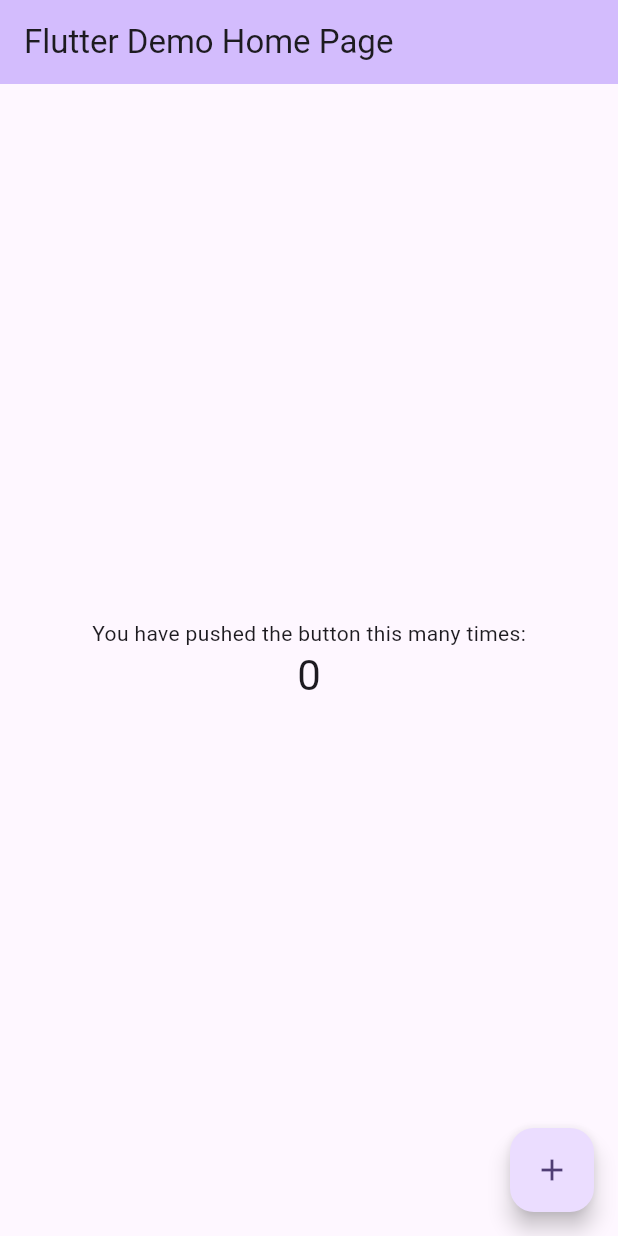
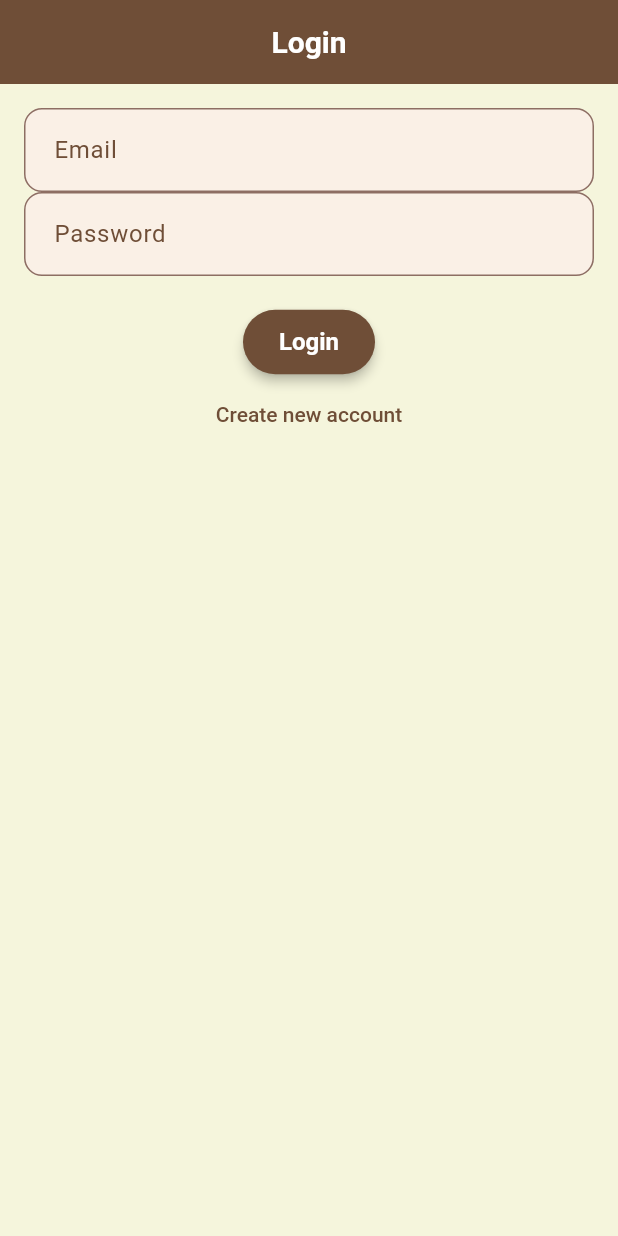
Before and after one commit to DavidSovan/coffe_shop, a Flutter app: the screen it shows after launch, on a phone screen of 412 x 824 dp. Run offline on Flutter 3.47's test engine with Material 3 defaults, Android fonts, the phone set to English and light mode, and no system bars; our stand-ins replace dio, shared_preferences; Roboto replaces fonts that are missing (Poppins).

Commit message:
login/register

```diff
--- /dev/null
+++ b/lib/features/auth/view/login_screen.dart
@@ -0,0 +1,112 @@
+import 'package:flutter/material.dart';
+import 'package:provider/provider.dart';
+import '../../product/view/product_screen.dart';
+import '../viewmodel/auth_viewmodel.dart';
+import 'register_screen.dart';
+
+class LoginScreen extends StatefulWidget {
+  const LoginScreen({super.key});
+
+  @override
+  State<LoginScreen> createState() => _LoginScreenState();
+}
+
+class _LoginScreenState extends State<LoginScreen> {
+  final _formKey = GlobalKey<FormState>();
+  final _emailController = TextEditingController();
+  final _passwordController = TextEditingController();
+
+  @override
+  Widget build(BuildContext context) {
+    final authViewModel = Provider.of<AuthViewModel>(context);
+
+    return Scaffold(
+      appBar: AppBar(title: const Text('Login')),
+      body: Padding(
+        padding: const EdgeInsets.all(16.0),
+        child: Form(
+          key: _formKey,
+          child: Column(
+            children: [
+              TextFormField(
+                controller: _emailController,
+                decoration: const InputDecoration(labelText: 'Email'),
+                keyboardType: TextInputType.emailAddress,
+                validator: (value) {
+                  if (value == null || value.isEmpty) {
+                    return 'Please enter email';
+                  }
+                  if (!value.contains('@')) {
+                    return 'Please enter a valid email';
+                  }
+                  return null;
+                },
+              ),
+              TextFormField(
+                controller: _passwordController,
+                decoration: const InputDecoration(labelText: 'Password'),
+                obscureText: true,
+                validator: (value) {
+                  if (value == null || value.isEmpty) {
+                    return 'Please enter password';
+                  }
+                  if (value.length < 6) {
+                    return 'Password must be at least 6 characters';
+                  }
+                  return null;
+                },
+              ),
+              if (authViewModel.errorMessage.isNotEmpty)
+                Text(
+                  authViewModel.errorMessage,
+                  style: const TextStyle(color: Colors.red),
+                ),
+              const SizedBox(height: 20),
+              authViewModel.isLoading
+                  ? const CircularProgressIndicator()
+                  : ElevatedButton(
+                      onPressed: () {
+                        if (_formKey.currentState!.validate()) {
+                          authViewModel.clearError();
+                          authViewModel
+                              .login(
+                                _emailController.text,
+                                _passwordController.text,
+                              )
+                              .then((_) {
+                                Navigator.pushReplacement(
+                                  context,
+                                  MaterialPageRoute(
+                                    builder: (context) => const ProductScreen(),
+                                  ),
+                                );
+                              });
+                        }
+                      },
+                      child: const Text('Login'),
+                    ),
+              TextButton(
+                onPressed: () {
+                  Navigator.pushReplacement(
+                    context,
+                    MaterialPageRoute(
+                      builder: (context) => const RegisterScreen(),
+                    ),
+                  );
+                },
+                child: const Text('Create new account'),
+              ),
+            ],
+          ),
+        ),
+      ),
+    );
+  }
+
+  @override
+  void dispose() {
+    _emailController.dispose();
+    _passwordController.dispose();
+    super.dispose();
+  }
+}
--- /dev/null
+++ b/lib/features/auth/viewmodel/auth_viewmodel.dart
@@ -0,0 +1,61 @@
+import 'package:flutter/foundation.dart';
+import 'package:shared_preferences/shared_preferences.dart';
+import 'package:uc_coffee_shop/features/auth/models/user_model.dart';
+import '../services/auth_service.dart';
+
+class AuthViewModel with ChangeNotifier {
+  final AuthService _authService = AuthService();
+  bool _isLoading = false;
+  String _errorMessage = '';
+
+  bool get isLoading => _isLoading;
+  String get errorMessage => _errorMessage;
+
+  Future<void> login(String email, String password) async {
+    _setLoading(true);
+    try {
+      final response = await _authService.login(email, password);
+      await _handleAuthResponse(response);
+    } catch (e) {
+      _setError(e.toString());
+    } finally {
+      _setLoading(false);
+    }
+  }
+
+  Future<void> register(String username, String email, String password) async {
+    _setLoading(true);
+    try {
+      final response = await _authService.register(username, email, password);
+      await _handleAuthResponse(response);
+    } catch (e) {
+      _setError(e.toString());
+    } finally {
+      _setLoading(false);
+    }
+  }
+
+  Future<void> _handleAuthResponse(Map<String, dynamic> response) async {
+    final prefs = await SharedPreferences.getInstance();
+    await prefs.setString('access_token', response['access_token']);
+
+    final user = UserModel.fromJson(response['user']);
+    // Store user data if needed
+    notifyListeners();
+  }
+
+  void _setLoading(bool value) {
+    _isLoading = value;
+    notifyListeners();
+  }
+
+  void _setError(String message) {
+    _errorMessage = message;
+    notifyListeners();
+  }
+
+  void clearError() {
+    _errorMessage = '';
+    notifyListeners();
+  }
+}
--- a/lib/main.dart
+++ b/lib/main.dart
@@ -1,4 +1,8 @@
 import 'package:flutter/material.dart';
+import 'package:provider/provider.dart';
+import 'package:uc_coffee_shop/theme/app_theme.dart';
+import 'features/auth/view/login_screen.dart';
+import 'features/auth/viewmodel/auth_viewmodel.dart';
 
 void main() {
   runApp(const MyApp());
@@ -7,116 +11,18 @@ void main() {
 class MyApp extends StatelessWidget {
   const MyApp({super.key});
 
-  // This widget is the root of your application.
   @override
   Widget build(BuildContext context) {
-    return MaterialApp(
-      title: 'Flutter Demo',
-      theme: ThemeData(
-        // This is the theme of your application.
-        //
-        // TRY THIS: Try running your application with "flutter run". You'll see
-        // the application has a purple toolbar. Then, without quitting the app,
-        // try changing the seedColor in the colorScheme below to Colors.green
-        // and then invoke "hot reload" (save your changes or press the "hot
-        // reload" button in a Flutter-supported IDE, or press "r" if you used
-        // the command line to start the app).
-        //
-        // Notice that the counter didn't reset back to zero; the application
-        // state is not lost during the reload. To reset the state, use hot
-        // restart instead.
-        //
-        // This works for code too, not just values: Most code changes can be
-        // tested with just a hot reload.
-        colorScheme: ColorScheme.fromSeed(seedColor: Colors.deepPurple),
+    return ChangeNotifierProvider(
+      create: (context) => AuthViewModel(),
+      child: MaterialApp(
+        debugShowCheckedModeBanner: false,
+        title: 'Coffee Shop',
+        theme: CoffeeShopTheme.lightTheme,
+        darkTheme: CoffeeShopTheme.darkTheme,
+        themeMode: ThemeMode.system,
+        home: const LoginScreen(),
       ),
-      home: const MyHomePage(title: 'Flutter Demo Home Page'),
     );
   }
 }
-
-class MyHomePage extends StatefulWidget {
-  const MyHomePage({super.key, required this.title});
-
-  // This widget is the home page of your application. It is stateful, meaning
-  // that it has a State object (defined below) that contains fields that affect
-  // how it looks.
-
-  // This class is the configuration for the state. It holds the values (in this
-  // case the title) provided by the parent (in this case the App widget) and
-  // used by the build method of the State. Fields in a Widget subclass are
-  // always marked "final".
-
-  final String title;
-
-  @override
-  State<MyHomePage> createState() => _MyHomePageState();
-}
-
-class _MyHomePageState extends State<MyHomePage> {
-  int _counter = 0;
-
-  void _incrementCounter() {
-    setState(() {
-      // This call to setState tells the Flutter framework that something has
-      // changed in this State, which causes it to rerun the build method below
-      // so that the display can reflect the updated values. If we changed
-      // _counter without calling setState(), then the build method would not be
-      // called again, and so nothing would appear to happen.
-      _counter++;
-    });
-  }
-
-  @override
-  Widget build(BuildContext context) {
-    // This method is rerun every time setState is called, for instance as done
-    // by the _incrementCounter method above.
-    //
-    // The Flutter framework has been optimized to make rerunning build methods
-    // fast, so that you can just rebuild anything that needs updating rather
-    // than having to individually change instances of widgets.
-    return Scaffold(
-      appBar: AppBar(
-        // TRY THIS: Try changing the color here to a specific color (to
-        // Colors.amber, perhaps?) and trigger a hot reload to see the AppBar
-        // change color while the other colors stay the same.
-        backgroundColor: Theme.of(context).colorScheme.inversePrimary,
-        // Here we take the value from the MyHomePage object that was created by
-        // the App.build method, and use it to set our appbar title.
-        title: Text(widget.title),
-      ),
-      body: Center(
-        // Center is a layout widget. It takes a single child and positions it
-        // in the middle of the parent.
-        child: Column(
-          // Column is also a layout widget. It takes a list of children and
-          // arranges them vertically. By default, it sizes itself to fit its
-          // children horizontally, and tries to be as tall as its parent.
-          //
-          // Column has various properties to control how it sizes itself and
-          // how it positions its children. Here we use mainAxisAlignment to
-          // center the children vertically; the main axis here is the vertical
-          // axis because Columns are vertical (the cross axis would be
-          // horizontal).
-          //
-          // TRY THIS: Invoke "debug painting" (choose the "Toggle Debug Paint"
-          // action in the IDE, or press "p" in the console), to see the
-          // wireframe for each widget.
-          mainAxisAlignment: MainAxisAlignment.center,
-          children: <Widget>[
-            const Text('You have pushed the button this many times:'),
-            Text(
-              '$_counter',
-              style: Theme.of(context).textTheme.headlineMedium,
-            ),
-          ],
-        ),
-      ),
-      floatingActionButton: FloatingActionButton(
-        onPressed: _incrementCounter,
-        tooltip: 'Increment',
-        child: const Icon(Icons.add),
-      ), // This trailing comma makes auto-formatting nicer for build methods.
-    );
-  }
-}
```
Also changed, not shown: lib/features/auth/view/register_screen.dart (added, +125 -0 lines), lib/features/product/view/product_screen.dart (added, +13 -0 lines).
